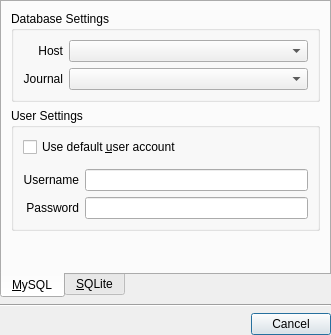
Qt form ui/dblogin.ui (pwizard2/robojournal) before a commit.
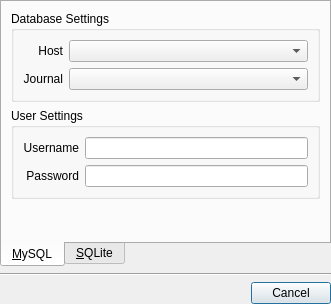
The same form after that commit. Icons and pictures are not drawn.

The edit to the form file:
```diff
--- a/ui/dblogin.ui
+++ b/ui/dblogin.ui
@@ -7,7 +7,7 @@
     <x>0</x>
     <y>0</y>
     <width>331</width>
-    <height>335</height>
+    <height>304</height>
    </rect>
   </property>
   <property name="windowTitle">
@@ -97,14 +97,7 @@
           <bool>false</bool>
          </property>
          <layout class="QGridLayout" name="gridLayout_2">
-          <item row="0" column="0" colspan="2">
-           <widget class="QCheckBox" name="UseUserDefault">
-            <property name="text">
-             <string>Use default &amp;user account</string>
-            </property>
-           </widget>
-          </item>
-          <item row="2" column="0">
+          <item row="0" column="0">
            <widget class="QLabel" name="label_3">
             <property name="text">
              <string>Username</string>
@@ -114,14 +107,14 @@
             </property>
            </widget>
           </item>
-          <item row="2" column="1">
+          <item row="0" column="1">
            <widget class="QLineEdit" name="Username">
             <property name="toolTip">
              <string>&lt;p&gt;Enter the username that you want to use to connect to &lt;b&gt;Database&lt;/b&gt;@&lt;b&gt;Host&lt;/b&gt;.&lt;/p&gt;</string>
             </property>
            </widget>
           </item>
-          <item row="3" column="0">
+          <item row="1" column="0">
            <widget class="QLabel" name="label_4">
             <property name="text">
              <string>Password</string>
@@ -131,7 +124,7 @@
             </property>
            </widget>
           </item>
-          <item row="3" column="1">
+          <item row="1" column="1">
            <widget class="QLineEdit" name="Password">
             <property name="toolTip">
              <string>&lt;p&gt;Enter the password that goes with &lt;b&gt;Username&lt;/b&gt;.&lt;/p&gt;</string>
@@ -141,22 +134,6 @@
             </property>
            </widget>
           </item>
-          <item row="1" column="0">
-           <spacer name="verticalSpacer_2">
-            <property name="orientation">
-             <enum>Qt::Vertical</enum>
-            </property>
-            <property name="sizeType">
-             <enum>QSizePolicy::Fixed</enum>
-            </property>
-            <property name="sizeHint" stdset="0">
-             <size>
-              <width>20</width>
-              <height>6</height>
-             </size>
-            </property>
-           </spacer>
-          </item>
          </layout>
         </widget>
        </item>
```
